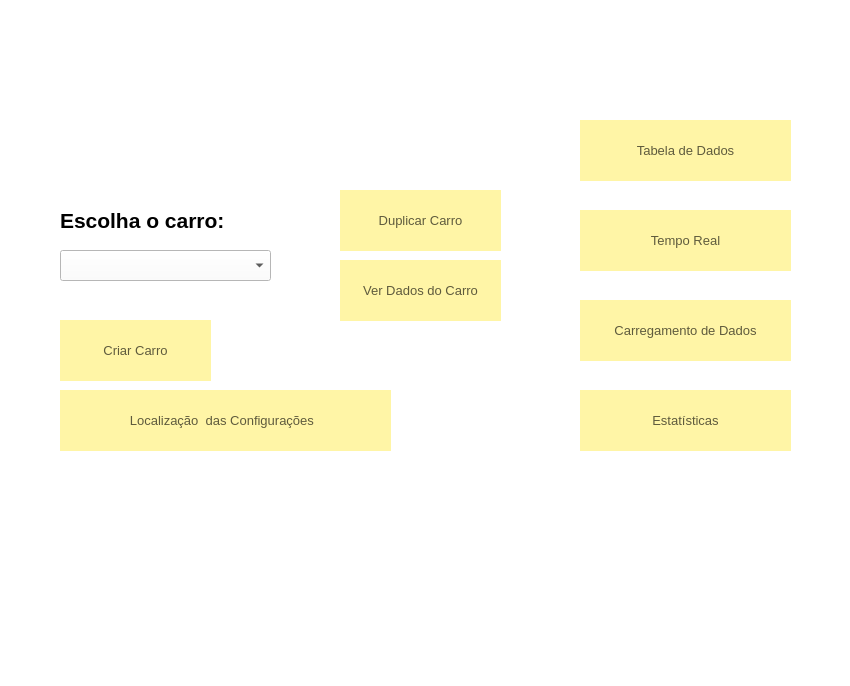
Before: the Qt Designer form FSIPLeiria/mainwindow.ui in tatianascgil/Projeto_Informatico_Formula_Student_Barramento_CAN, drawn with Qt 5.
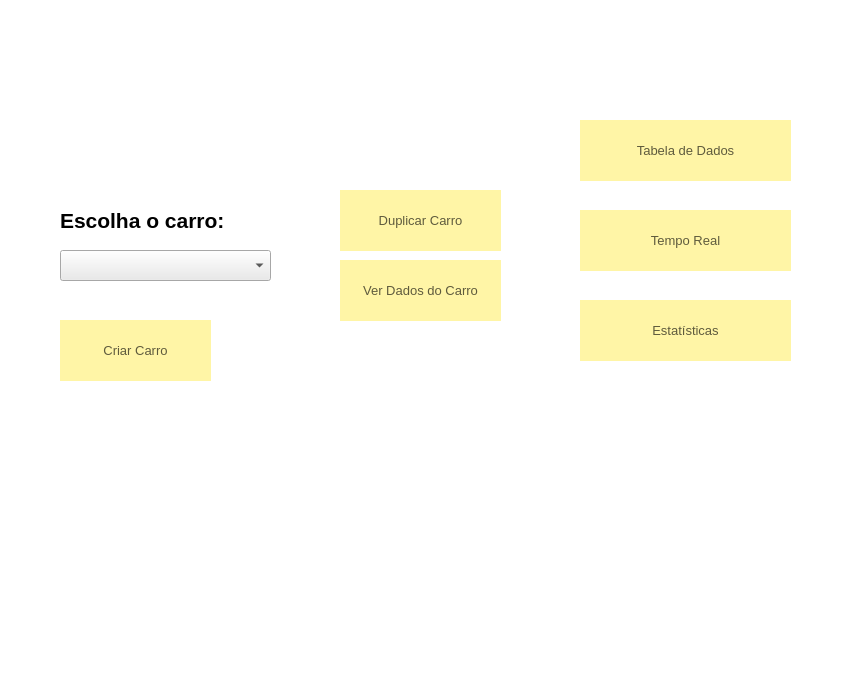
After: the same form once the commit is applied. Icons and pictures are not drawn.

Commit message: Tabela de dados e bugs corrigidos

What changed in the file:
```diff
--- a/FSIPLeiria/mainwindow.ui
+++ b/FSIPLeiria/mainwindow.ui
@@ -28,7 +28,7 @@
     <property name="geometry">
      <rect>
       <x>580</x>
-      <y>390</y>
+      <y>300</y>
       <width>211</width>
       <height>61</height>
      </rect>
@@ -135,43 +135,6 @@
      <string>Tabela de Dados</string>
     </property>
    </widget>
-   <widget class="QPushButton" name="btnCarregamentoDados">
-    <property name="geometry">
-     <rect>
-      <x>580</x>
-      <y>300</y>
-      <width>211</width>
-      <height>61</height>
-     </rect>
-    </property>
-    <property name="font">
-     <font>
-      <pointsize>10</pointsize>
-     </font>
-    </property>
-    <property name="cursor">
-     <cursorShape>PointingHandCursor</cursorShape>
-    </property>
-    <property name="styleSheet">
-     <string notr="true">QPushButton{
-	background-color:rgb(255, 245, 166);
-	border:none;
-	color:rgb(95, 91, 61);
-	border -bottom: 5px solid rgb(162, 155, 105)
-}
-QPushButton:hover{
-	background-color:rgb(229, 217, 150);
-	border-bottom: 5px solid rgb(162, 155, 105)
-}
-QPushButton:pressed {
-	background-color:rgb(255, 242, 165);
-	border-bottom: 5px solid rgb(162, 155, 105)
-}</string>
-    </property>
-    <property name="text">
-     <string>Carregamento de Dados</string>
-    </property>
-   </widget>
    <widget class="QComboBox" name="comboBoxCarro">
     <property name="geometry">
      <rect>
@@ -185,49 +148,12 @@
      <cursorShape>PointingHandCursor</cursorShape>
     </property>
     <property name="styleSheet">
-     <string notr="true">background:white</string>
+     <string notr="true">background:rgb(234, 234, 234)</string>
     </property>
     <property name="placeholderText">
      <string>&lt;Selecionar Carro&gt;</string>
     </property>
    </widget>
-   <widget class="QPushButton" name="btnLocalConf">
-    <property name="geometry">
-     <rect>
-      <x>60</x>
-      <y>390</y>
-      <width>331</width>
-      <height>61</height>
-     </rect>
-    </property>
-    <property name="font">
-     <font>
-      <pointsize>10</pointsize>
-     </font>
-    </property>
-    <property name="cursor">
-     <cursorShape>PointingHandCursor</cursorShape>
-    </property>
-    <property name="styleSheet">
-     <string notr="true">QPushButton{
-	background-color:rgb(255, 245, 166);
-	border:none;
-	color:rgb(95, 91, 61);
-	border -bottom: 5px solid rgb(162, 155, 105)
-}
-QPushButton:hover{
-	background-color:rgb(229, 217, 150);
-	border-bottom: 5px solid rgb(162, 155, 105)
-}
-QPushButton:pressed {
-	background-color:rgb(255, 242, 165);
-	border-bottom: 5px solid rgb(162, 155, 105)
-}</string>
-    </property>
-    <property name="text">
-     <string>Localização  das Configurações  </string>
-    </property>
-   </widget>
    <widget class="QPushButton" name="btnCriarCarro">
     <property name="geometry">
      <rect>
```
The commit also changes 57 other files.
